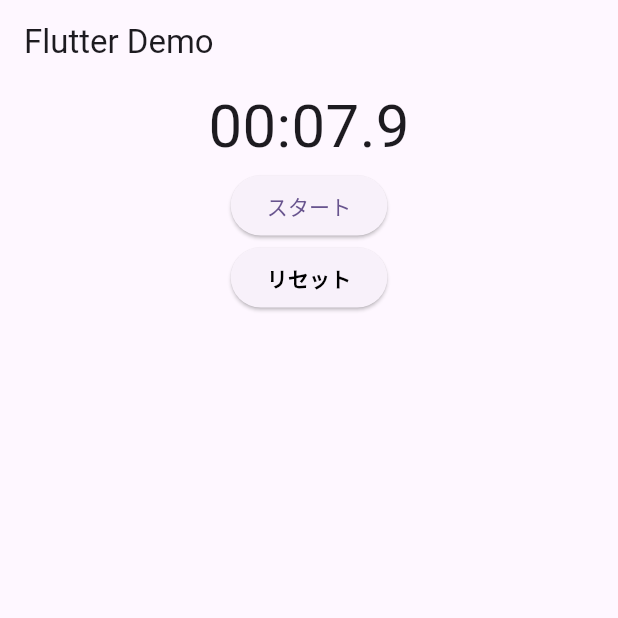
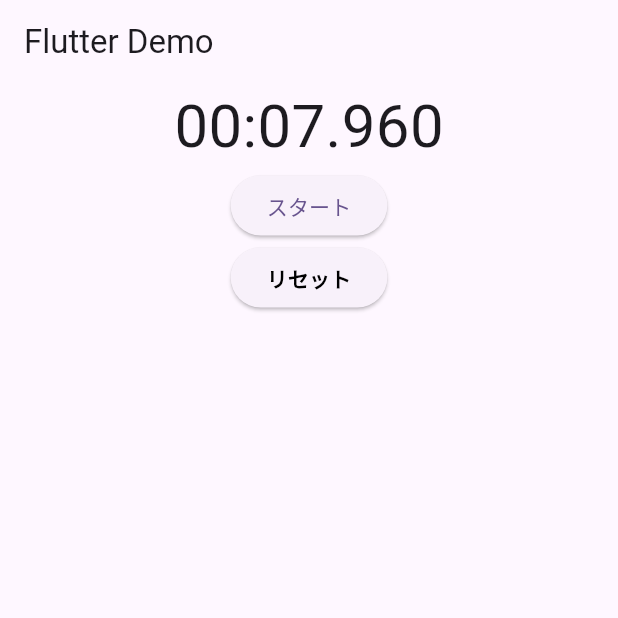
Before and after one commit to gusiken0604/timer, a Flutter app: the screen it shows after launch, after a tap on "ストップ", on a phone screen of 412 x 824 dp, the top half of it. Run offline on Flutter 3.47's test engine with Material 2 defaults, Android fonts, the phone set to English and light mode, and no system bars.

Commit message:
ミリ秒の桁を増やした

```diff
--- a/lib/main.dart
+++ b/lib/main.dart
@@ -65,11 +65,11 @@ class _MyHomePageState extends State<MyHomePage> {
       _timer?.cancel();
     } else {
       _timer = Timer.periodic(
-        const Duration(milliseconds: 100),
+        const Duration(milliseconds: 10),
             (timer) {
           setState(() {
             //_second++;
-            _second += 100;
+            _second += 10;
           });
           if (_second >= 10000) {
             resetTimer();
@@ -91,7 +91,7 @@ class _MyHomePageState extends State<MyHomePage> {
   Widget build(BuildContext context) {
     int minutes = (_second ~/ 60000);
     int seconds = (_second % 60000) ~/ 1000;
-    int hundredth = (_second % 1000) ~/ 100;
+    int hundredth = (_second % 1000);
 
     return Scaffold(
       appBar: AppBar(
```
